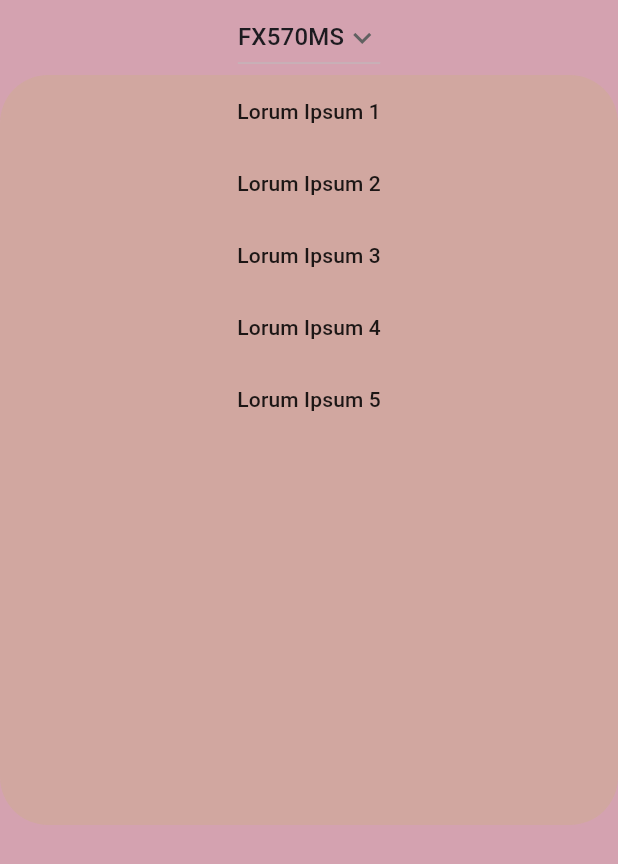
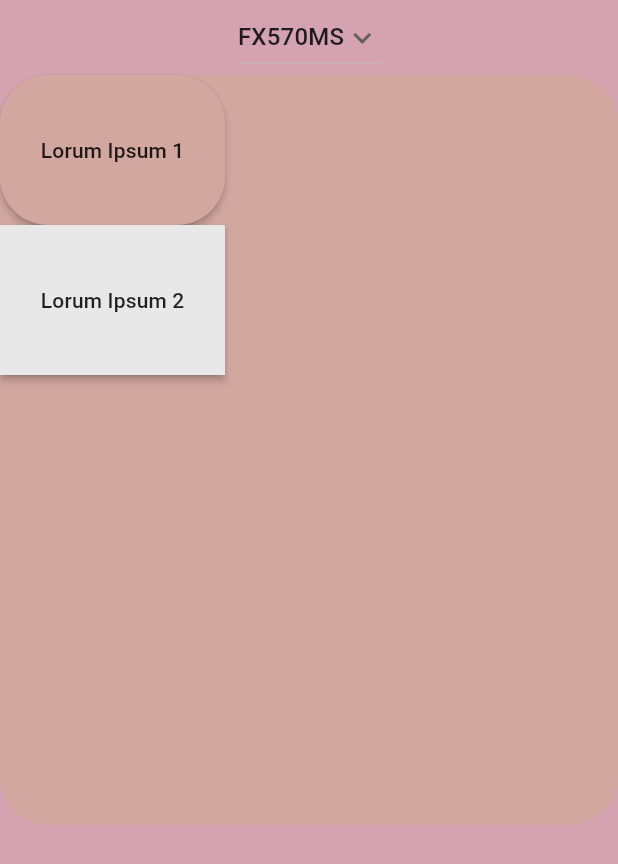
Before and after one commit to ihazrel/calc-steps, a Flutter app: the screen it shows after launch, on a phone screen of 412 x 824 dp. Shown: the top 864 px of the screen. Run offline on Flutter 3.47's test engine with Material 3 defaults, Android fonts, the phone set to English and light mode, and no system bars.

Commit message:
rework on button layout

```diff
--- a/calc_steps/lib/pages/home_page.dart
+++ b/calc_steps/lib/pages/home_page.dart
@@ -55,31 +55,22 @@
                 StepsBackground(),
 
                 //steps
-                Table(children: [
-                  TableRow(
-                    children: [
-                      Column(
-                        mainAxisAlignment: MainAxisAlignment.spaceEvenly,
-                        children: [
-                          //step 1
-                          StepsButton(text: "Lorum Ipsum 1", onPressed: onTest),
-
-                          //step 2
-                          StepsButton(text: "Lorum Ipsum 2", onPressed: onTest),
-
-                          //step 3
-                          StepsButton(text: "Lorum Ipsum 3", onPressed: onTest),
-
-                          //step 4
-                          StepsButton(text: "Lorum Ipsum 4", onPressed: onTest),
-
-                          //step 5
-                          StepsButton(text: "Lorum Ipsum 5", onPressed: onTest),
-                        ],
-                      ),
-                    ],
-                  ),
-                ]),
+                Column(
+                  children: [
+                    StepsButton(
+                      text: "Lorum Ipsum 1",
+                      onPressed: onTest,
+                      onCurrent: true,
+                      isRounded: true,
+                    ),
+                    StepsButton(
+                      text: "Lorum Ipsum 2",
+                      onPressed: onTest,
+                      onCurrent: false,
+                      isRounded: false,
+                    ),
+                  ],
+                )
               ],
             ),
           ],
--- a/calc_steps/lib/util/steps_button.dart
+++ b/calc_steps/lib/util/steps_button.dart
@@ -5,18 +5,31 @@
 class StepsButton extends StatelessWidget {
   final String text;
   VoidCallback onPressed;
+  final bool onCurrent;
+  final bool isRounded;
 
   StepsButton({
     super.key,
     required this.text,
     required this.onPressed,
+    required this.onCurrent,
+    required this.isRounded,
   });
 
   @override
   Widget build(BuildContext context) {
+    Color buttonColor = onCurrent ? Color(0xFFD1A7A0) : Color(0xFFE8E8E8);
+    BorderRadius round =
+        isRounded ? BorderRadius.circular(32) : BorderRadius.circular(0);
+
     return MaterialButton(
       onPressed: onPressed,
       child: Text(text),
+      color: buttonColor,
+      shape: RoundedRectangleBorder(borderRadius: round),
+      minWidth: 150,
+      height: 100,
+      // coloring
     );
   }
 }
```
